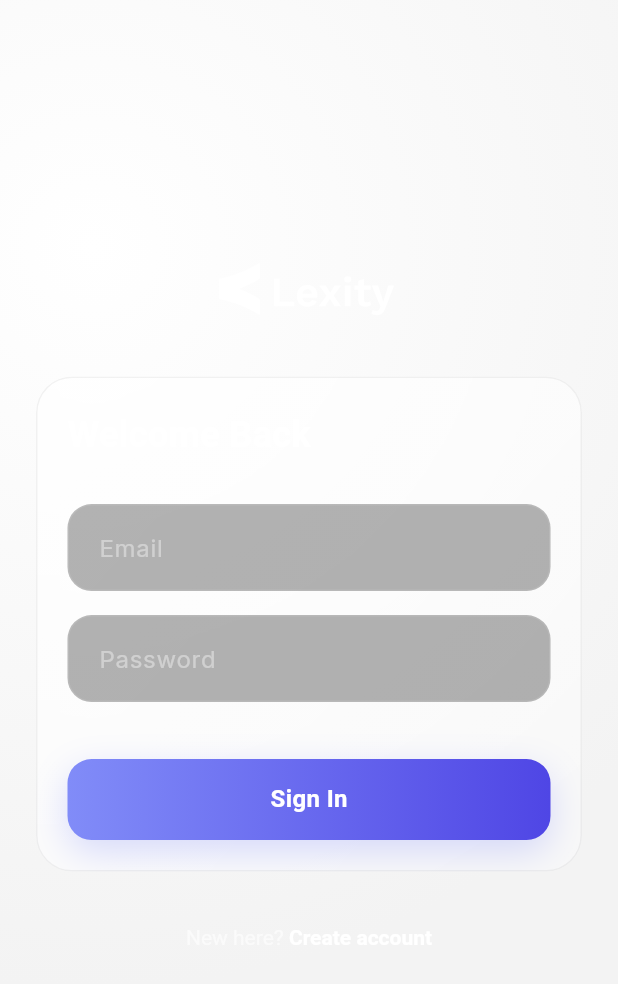
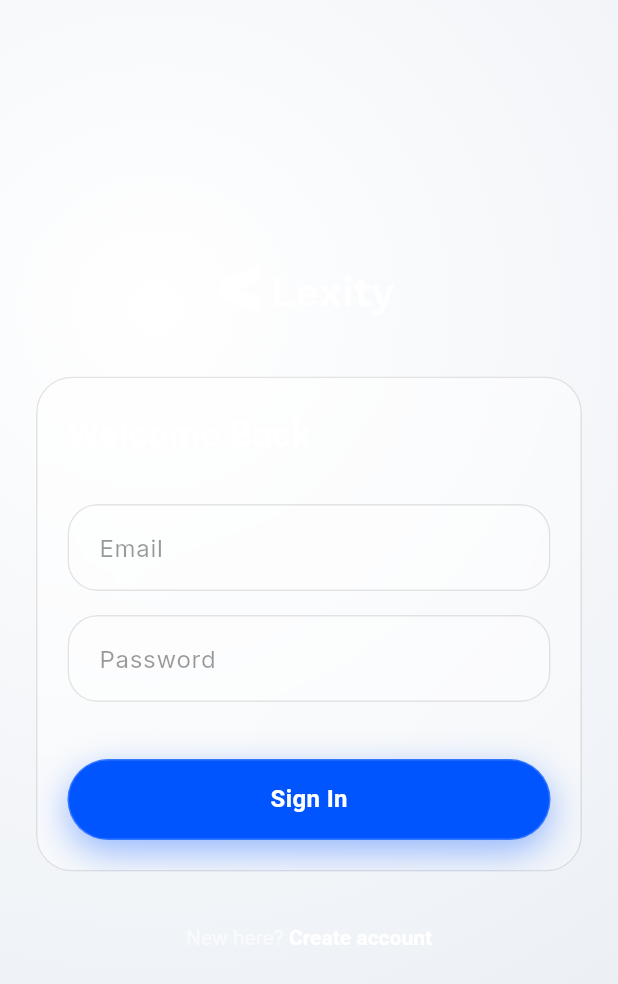
Before and after one commit to NikKowPHP/lexity_mobile, a Flutter app: the screen it shows after launch, on a phone screen of 412 x 824 dp. Shown: the top 984 px of the screen. Run offline on Flutter 3.47's test engine with Material 3 defaults, Android fonts, the phone set to English and light mode, and no system bars; drawn by our look-alikes of flutter_animate; our stand-ins replace connectivity_plus, file_picker, fl_chart, flutter_markdown, flutter_riverpod, flutter_svg and 8 more; missing offline and left inert: flutter_inappwebview, google_mlkit_translation; accounts and stored records are empty.

Commit message:
feat(sync): add forced sync and vocabulary target language
The sync system has been enhanced with new capabilities and improved
state management:

- Added `force` parameter to `syncPendingMutations` to bypass backoff
  and allow users to manually trigger sync even when one is in progress
- Vocabulary updates now include `targetLanguage` parameter for proper
  server-side processing and language-specific status tracking
- Refactored sync state management to use Riverpod providers
  (`isSyncingProvider`) instead of local variables, improving reactivity
  and state sharing
- Updated UI components to display real-time sync status and provide
  forced sync button in profile screen
- Restyled theme colors and navigation components for visual consistency

These changes improve the offline-first architecture by giving users more
control over synchronization and ensuring vocabulary data is correctly
associated with target languages.

```diff
--- a/lib/database/repositories/sync_repository.dart
+++ b/lib/database/repositories/sync_repository.dart
@@ -102,12 +102,12 @@ class SyncRepository {
   }
 
   // Vocabulary mutations
-  Future<void> enqueueVocabUpdate(String word, String status) async {
+  Future<void> enqueueVocabUpdate(String word, String status, String targetLanguage) async {
     await enqueueMutation(
       entityType: 'vocabulary',
       action: 'update',
       entityId: word,
-      payload: {'status': status},
+      payload: {'status': status.toUpperCase(), 'targetLanguage': targetLanguage},
     );
   }
 }
--- a/lib/services/hydration_service.dart
+++ b/lib/services/hydration_service.dart
@@ -6,6 +6,7 @@ import '../providers/connectivity_provider.dart';
 import '../services/token_service.dart';
 import '../utils/constants.dart';
 import '../services/logger_service.dart';
+import '../services/sync_service.dart';
 
 class HydrationService {
   final AppDatabase _db;
@@ -43,6 +44,7 @@ class HydrationService {
       ]);
 
       _lastSyncTimestamp = DateTime.now();
+      _ref.read(lastSyncTimeProvider.notifier).state = _lastSyncTimestamp;
       _logger.info(
         'HydrationService: Full sync completed at $_lastSyncTimestamp',
       );
--- a/lib/services/vocabulary_service.dart
+++ b/lib/services/vocabulary_service.dart
@@ -96,7 +96,8 @@ class VocabularyService {
 
     await _syncRepo.enqueueVocabUpdate(
       word.toLowerCase(),
-      status.toLowerCase(),
+      status,
+      language,
     );
 
     _logger.info('VocabularyService: Status update queued for sync');
@@ -115,7 +116,7 @@ class VocabularyService {
         'last_synced_at': DateTime.now().millisecondsSinceEpoch,
       });
 
-      await _syncRepo.enqueueVocabUpdate(word.toLowerCase(), 'known');
+      await _syncRepo.enqueueVocabUpdate(word.toLowerCase(), 'known', language);
     }
 
     _logger.info('VocabularyService: Batch update queued for sync');
--- a/lib/theme/liquid_theme.dart
+++ b/lib/theme/liquid_theme.dart
@@ -3,13 +3,13 @@ import 'package:flutter/material.dart';
 import 'package:google_fonts/google_fonts.dart';
 
 class LiquidTheme {
-  static const Color backgroundDark = Color(0xFF000000);
-  static const Color backgroundLight = Color(0xFFF9F9F9);
+  static const Color backgroundDark = Color(0xFF16181F); // Deeper slate
+  static const Color backgroundLight = Color(0xFFF2F4F7);
 
-  static const Color primaryAccent = Color(0xFF818CF8);
-  static const Color secondaryAccent = Color(0xFFF472B6);
-  static const Color glassBorder = Color(0x33FFFFFF);
-  static const Color cardGrey = Color(0xFF1A1A1A);
+  static const Color primaryAccent = Color(0xFF0055FF); // Vibrant Cobalt Blue
+  static const Color secondaryAccent = Color(0xFF242731); // Slate Grey for inactive pills
+  static const Color glassBorder = Color(0x1AFFFFFF); // Very subtle white border
+  static const Color cardGrey = Color(0xFF21242D); // Darker surface color
 
   static ThemeData get darkTheme => _buildTheme(Brightness.dark);
   static ThemeData get lightTheme => _buildTheme(Brightness.light);
--- a/lib/ui/widgets/liquid_components.dart
+++ b/lib/ui/widgets/liquid_components.dart
@@ -1,7 +1,6 @@
 // lib/ui/widgets/liquid_components.dart
 import 'dart:ui';
 import 'package:flutter/material.dart';
-import 'package:flutter_animate/flutter_animate.dart';
 import 'package:flutter_svg/flutter_svg.dart';
 import '../../theme/liquid_theme.dart';
 
@@ -32,13 +31,13 @@ class LiquidBackground extends StatelessWidget {
       final isDark = Theme.of(context).brightness == Brightness.dark;
       return Container(
         decoration: BoxDecoration(
-        color: isDark ? const Color(0xFF000000) : const Color(0xFFF3F3F3),
+          color: isDark ? const Color(0xFF0F111A) : const Color(0xFFF3F3F3),
           gradient: RadialGradient(
-          center: const Alignment(-0.7, -0.6),
-          radius: 1.2,
+            center: const Alignment(-0.5, -0.5),
+            radius: 2.0,
             colors: isDark
-              ? [const Color(0xFF0D0D0D), const Color(0xFF000000)]
-              : [const Color(0xFFFFFFFF), const Color(0xFFF3F3F3)],
+                ?[const Color(0xFF2C3248), const Color(0xFF0F111A)]
+                :[const Color(0xFFFFFFFF), const Color(0xFFE2E8F0)],
           ),
         ),
         child: child,
@@ -65,28 +64,24 @@ class GlassCard extends StatelessWidget {
       return ClipRRect(
         borderRadius: BorderRadius.circular(borderRadius),
         child: BackdropFilter(
-        filter: ImageFilter.blur(sigmaX: 15, sigmaY: 15),
+          filter: ImageFilter.blur(sigmaX: 30, sigmaY: 30),
           child: Container(
             padding: EdgeInsets.all(padding),
             decoration: BoxDecoration(
               borderRadius: BorderRadius.circular(borderRadius),
               border: Border.all(
-              color: isDark
-                  ? Colors.white.withValues(alpha: 0.12)
-                  : Colors.black.withValues(alpha: 0.05),
+                color: isDark ? Colors.white.withOpacity(0.2) : Colors.black.withOpacity(0.1),
                 width: 1.0,
               ),
               gradient: LinearGradient(
                 begin: Alignment.topLeft,
                 end: Alignment.bottomRight,
-              colors: isDark
-                  ? [
-                      Colors.white.withValues(alpha: 0.08),
-                      Colors.white.withValues(alpha: 0.02),
-                    ]
-                  : [
-                      Colors.white.withValues(alpha: 0.8),
-                      Colors.white.withValues(alpha: 0.4),
+                colors: isDark ?[
+                  Colors.white.withOpacity(0.15),
+                  Colors.white.withOpacity(0.05),
+                ] :[
+                  Colors.white.withOpacity(0.6),
+                  Colors.white.withOpacity(0.3),
                 ],
               ),
             ),
@@ -114,25 +109,37 @@ class GlassInput extends StatelessWidget {
 
     @override
     Widget build(BuildContext context) {
-    return Container(
-      margin: const EdgeInsets.symmetric(vertical: 8),
+      final isDark = Theme.of(context).brightness == Brightness.dark;
+      return Padding(
+        padding: const EdgeInsets.symmetric(vertical: 8),
+        child: ClipRRect(
+          borderRadius: BorderRadius.circular(20),
+          child: BackdropFilter(
+            filter: ImageFilter.blur(sigmaX: 20, sigmaY: 20),
+            child: Container(
               decoration: BoxDecoration(
-        color: Colors.black.withValues(alpha: 0.3),
-        borderRadius: BorderRadius.circular(16),
-        border: Border.all(color: Colors.white.withValues(alpha: 0.1)),
+                color: isDark ? Colors.black.withOpacity(0.4) : Colors.white.withOpacity(0.4),
+                borderRadius: BorderRadius.circular(20),
+                border: Border.all(
+                  color: isDark ? Colors.white.withOpacity(0.15) : Colors.black.withOpacity(0.1),
+                  width: 1.0,
+                ),
               ),
               child: TextField(
                 controller: controller,
                 obscureText: isPassword,
                 onChanged: onChanged,
-        style: const TextStyle(color: Colors.white),
+                style: TextStyle(color: isDark ? Colors.white : Colors.black87),
                 decoration: InputDecoration(
                   hintText: hint,
-          hintStyle: TextStyle(color: Colors.white.withValues(alpha: 0.4)),
+                  hintStyle: TextStyle(color: isDark ? Colors.white.withOpacity(0.4) : Colors.black.withOpacity(0.4)),
                   border: InputBorder.none,
                   contentPadding: const EdgeInsets.symmetric(
                     horizontal: 20,
                     vertical: 16,
+                  ),
+                ),
+              ),
             ),
           ),
         ),
@@ -157,17 +164,17 @@ class LiquidButton extends StatelessWidget {
     Widget build(BuildContext context) {
       return GestureDetector(
         onTap: isLoading ? null : onTap,
-      child: Container(
+        child: AnimatedContainer(
+          duration: const Duration(milliseconds: 200),
           width: double.infinity,
           height: 54,
           decoration: BoxDecoration(
-          borderRadius: BorderRadius.circular(16),
-          gradient: const LinearGradient(
-            colors: [LiquidTheme.primaryAccent, Color(0xFF4F46E5)],
-          ),
-          boxShadow: [
+            borderRadius: BorderRadius.circular(27),
+            color: LiquidTheme.primaryAccent,
+            border: Border.all(color: Colors.white.withOpacity(0.2), width: 1.0),
+            boxShadow:[
               BoxShadow(
-              color: LiquidTheme.primaryAccent.withValues(alpha: 0.3),
+                color: LiquidTheme.primaryAccent.withOpacity(0.4),
                 blurRadius: 20,
                 offset: const Offset(0, 8),
               ),
@@ -193,7 +200,7 @@ class LiquidButton extends StatelessWidget {
                   ),
           ),
         ),
-    ).animate(target: isLoading ? 0 : 1).shimmer(duration: 2.seconds);
+      );
     }
   }
 
```
Also changed, not shown: lib/services/sync_service.dart (+22 -10 lines), lib/ui/screens/profile_screen.dart (+7 -4 lines), lib/ui/widgets/liquid_navigation.dart (+57 -44 lines), 1 other file. Lines whose indentation alone changed are shown as unchanged.
